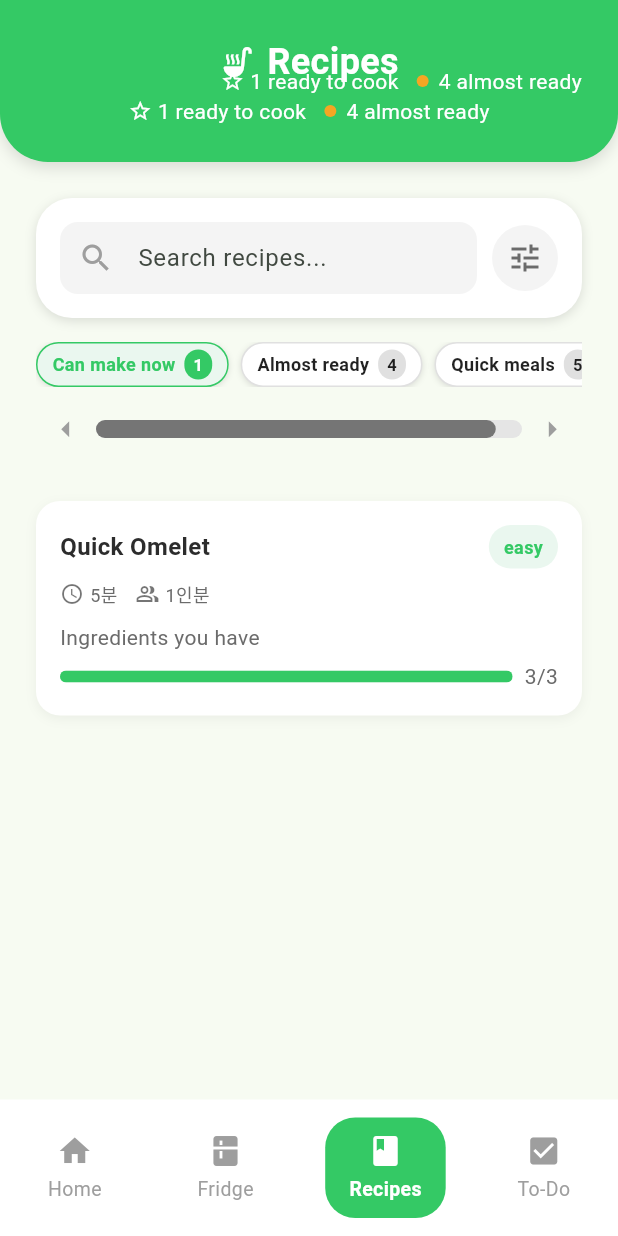
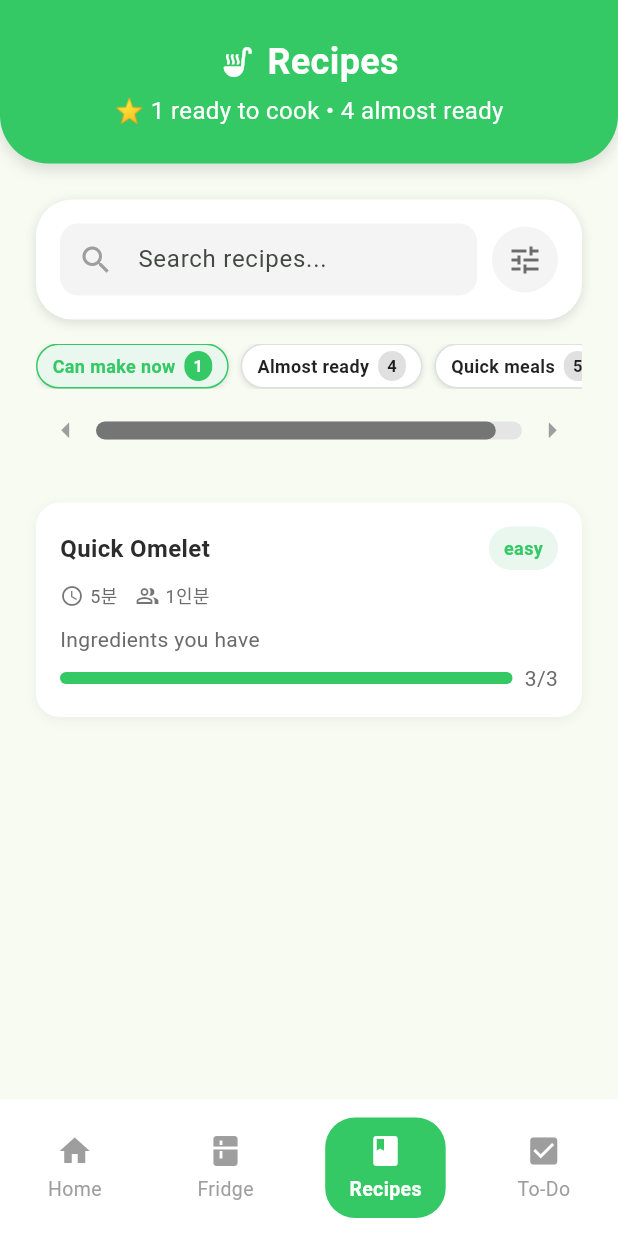
Before and after one commit to wmfrjdna630/TGthon, a Flutter app: the screen it shows after launch, item 3 of the bottom bar chosen, on a phone screen of 412 x 824 dp. Run offline on Flutter 3.47's test engine with Material 3 defaults, Android fonts, the phone set to English and light mode, and no system bars; our stand-ins replace firebase_auth, firebase_core; accounts and stored records are empty; network calls fail.

Commit message:
오류 수정(최신 ver)
스껄.

```diff
--- a/lib/widgets/common/green_header.dart
+++ b/lib/widgets/common/green_header.dart
@@ -51,7 +51,8 @@ class GreenHeader extends StatelessWidget {
     );
   }
 
-  /// 레시피 페이지용 헤더
+  /// 레시피 페이지용 헤더 (중복 제거됨)
+  /// readyCount와 almostCount를 subtitle로 설정하여 중복 방지
   factory GreenHeader.recipes({
     required int readyCount,
     required int almostCount,
@@ -59,11 +60,9 @@ class GreenHeader extends StatelessWidget {
     return GreenHeader(
       icon: Icons.soup_kitchen,
       title: 'Recipes',
-      subtitle: null, // 커스텀 서브타이틀을 위해 null
-      trailing: _RecipeStatusLine(
-        readyCount: readyCount,
-        almostCount: almostCount,
-      ),
+      // 기존에 _RecipeStatusLine을 trailing으로 설정했던 것을 제거하고
+      // 대신 간단한 텍스트 subtitle로 변경하여 중복 방지
+      subtitle: '⭐ $readyCount ready to cook • $almostCount almost ready',
     );
   }
 
@@ -104,6 +103,7 @@ class GreenHeader extends StatelessWidget {
   }
 
   /// 메인 콘텐츠 (아이콘 + 제목 + 부제목) 빌드
+  /// 레시피 페이지의 중복 표시 문제를 해결하기 위해 조건문 제거
   Widget _buildMainContent() {
     return Center(
       child: Column(
@@ -131,73 +131,12 @@ class GreenHeader extends StatelessWidget {
             ),
           ],
 
-          // 레시피 페이지의 경우 특별한 상태 라인 표시
-          if (title == 'Recipes' && trailing is _RecipeStatusLine) ...[
-            const SizedBox(height: 6),
-            trailing!,
-          ],
+          // 기존에 있던 레시피 페이지 특별 처리 부분을 제거하여 중복 방지
+          // if (title == 'Recipes' && trailing is _RecipeStatusLine) 부분 삭제됨
         ],
       ),
     );
   }
 }
 
-/// 레시피 페이지 헤더용 상태 라인 위젯
-class _RecipeStatusLine extends StatelessWidget {
-  final int readyCount;
-  final int almostCount;
-
-  const _RecipeStatusLine({
-    required this.readyCount,
-    required this.almostCount,
-  });
-
-  @override
-  Widget build(BuildContext context) {
-    return Text.rich(
-      TextSpan(
-        children: [
-          const WidgetSpan(
-            alignment: PlaceholderAlignment.middle,
-            child: Icon(Icons.star_border, size: 16, color: Colors.white),
-          ),
-          const TextSpan(text: ' '),
-          TextSpan(
-            text: '$readyCount ready to cook',
-            style: const TextStyle(color: Colors.white),
-          ),
-          const WidgetSpan(
-            alignment: PlaceholderAlignment.middle,
-            child: SizedBox(width: 12),
-          ),
-          const WidgetSpan(
-            alignment: PlaceholderAlignment.middle,
-            child: _Dot(color: Color(0xFFF5A623)),
-          ),
-          TextSpan(
-            text: ' $almostCount almost ready',
-            style: const TextStyle(color: Colors.white),
-          ),
-        ],
-      ),
-      textAlign: TextAlign.center,
-    );
-  }
-}
-
-/// 작은 원형 도트 위젯
-class _Dot extends StatelessWidget {
-  final Color color;
-
-  const _Dot({required this.color});
-
-  @override
-  Widget build(BuildContext context) {
-    return Container(
-      width: 8,
-      height: 8,
-      margin: const EdgeInsets.only(right: 3),
-      decoration: BoxDecoration(color: color, shape: BoxShape.circle),
-    );
-  }
-}
+// _RecipeStatusLine과 _Dot 클래스들은 더 이상 사용되지 않으므로 제거됨
--- a/lib/widgets/fridge/fridge_filter_bar.dart
+++ b/lib/widgets/fridge/fridge_filter_bar.dart
@@ -1,6 +1,5 @@
 import 'package:flutter/material.dart';
-import '../../core/constants/app_colors.dart';
-import '../../core/constants/app_text_styles.dart';
+// app_colors.dart와 app_text_styles.dart import 제거 - 실제로 사용되지 않음
 
 /// 냉장고 페이지의 필터 바 위젯
 /// All, Fridge, Freezer, Pantry 위치별 필터링 제공
--- a/lib/widgets/recipes/chip_scrollbar.dart
+++ b/lib/widgets/recipes/chip_scrollbar.dart
@@ -1,5 +1,5 @@
 import 'package:flutter/material.dart';
-import '../../core/constants/app_colors.dart';
+// app_colors.dart import 제거 - 실제로 사용되지 않음
 
 /// 레시피 필터 칩용 커스텀 스크롤바 위젯
 /// 가로 스크롤 진행률과 좌우 화살표 버튼 제공
```
